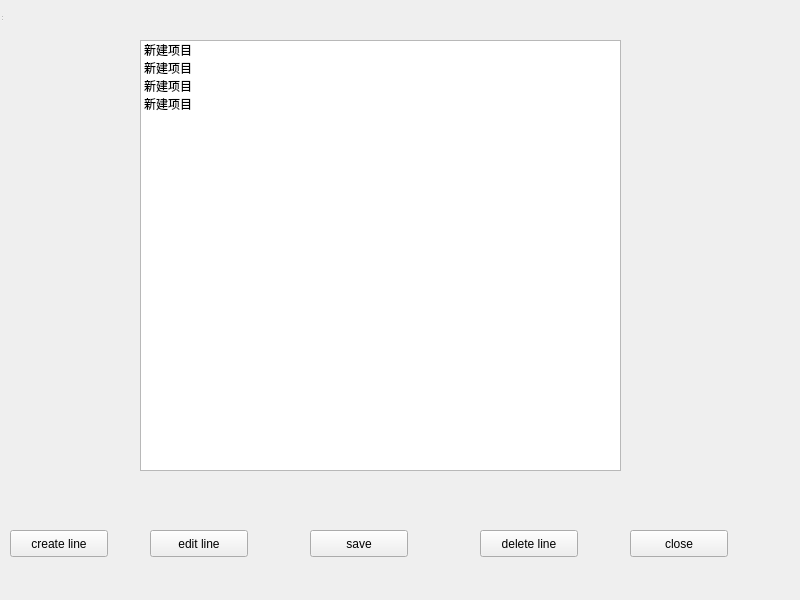
Before: the Qt Designer form lineswin.ui in zhangxuran11/TrainLineEdit, drawn with Qt 5.
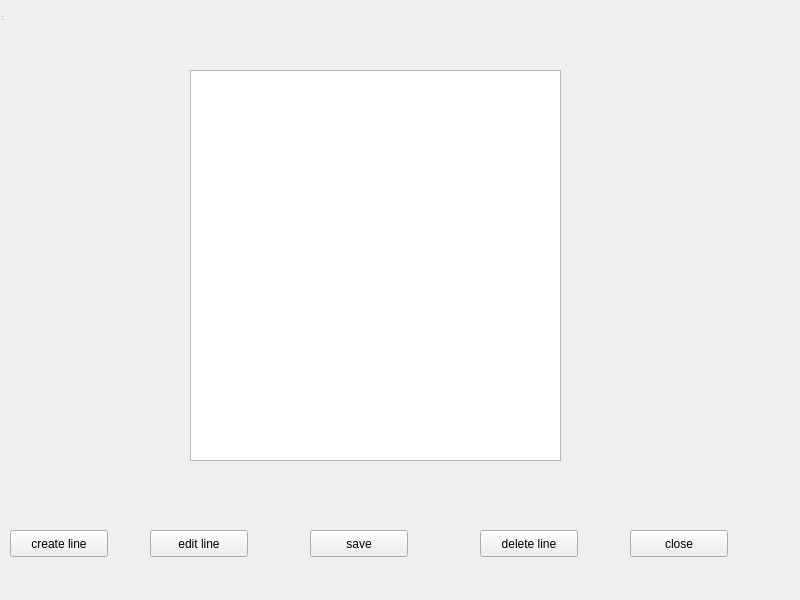
After: the same form once the commit is applied.

Patch:
```diff
--- a/lineswin.ui
+++ b/lineswin.ui
@@ -13,39 +13,6 @@
   <property name="windowTitle">
    <string>Widget</string>
   </property>
-  <widget class="QListWidget" name="listWidget">
-   <property name="geometry">
-    <rect>
-     <x>140</x>
-     <y>40</y>
-     <width>481</width>
-     <height>431</height>
-    </rect>
-   </property>
-   <item>
-    <property name="text">
-     <string>新建项目</string>
-    </property>
-    <property name="flags">
-     <set>ItemIsSelectable|ItemIsEditable|ItemIsDragEnabled|ItemIsUserCheckable|ItemIsEnabled</set>
-    </property>
-   </item>
-   <item>
-    <property name="text">
-     <string>新建项目</string>
-    </property>
-   </item>
-   <item>
-    <property name="text">
-     <string>新建项目</string>
-    </property>
-   </item>
-   <item>
-    <property name="text">
-     <string>新建项目</string>
-    </property>
-   </item>
-  </widget>
   <widget class="QPushButton" name="create_btn">
    <property name="geometry">
     <rect>
@@ -137,6 +104,16 @@
     </rect>
    </property>
   </widget>
+  <widget class="QListView" name="listView">
+   <property name="geometry">
+    <rect>
+     <x>190</x>
+     <y>70</y>
+     <width>371</width>
+     <height>391</height>
+    </rect>
+   </property>
+  </widget>
  </widget>
  <layoutdefault spacing="6" margin="11"/>
  <resources/>
```
